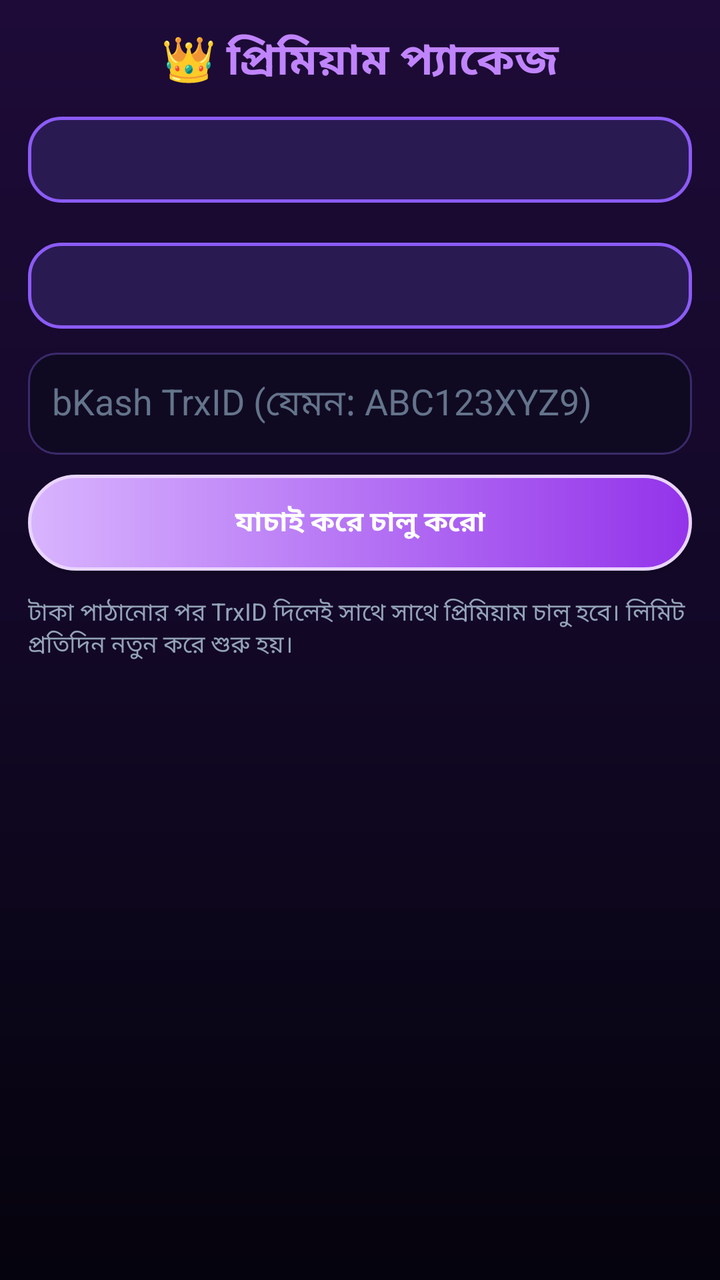
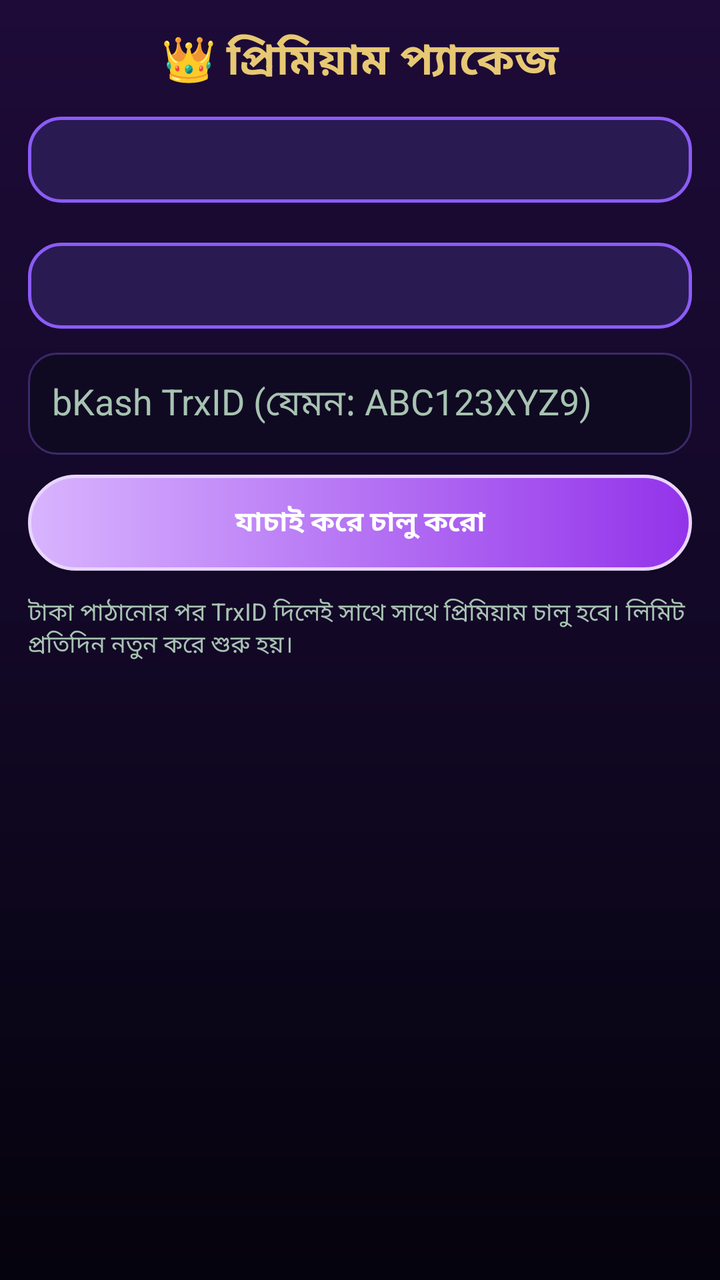

Before-and-after screenshots of an Android layout around one commit, followed by the original layout XML and the change that was made.
<!-- AndroidManifest.xml: application theme AppTheme -->
<!-- res/layout/activity_premium.xml -->
<?xml version="1.0" encoding="utf-8"?>
<ScrollView xmlns:android="http://schemas.android.com/apk/res/android"
    android:layout_width="match_parent"
    android:layout_height="match_parent"
    android:background="@drawable/bg_main"
    android:fillViewport="true">

    <LinearLayout
        android:layout_width="match_parent"
        android:layout_height="wrap_content"
        android:orientation="vertical"
        android:padding="14dp">

        <TextView
            android:layout_width="match_parent"
            android:layout_height="wrap_content"
            android:gravity="center"
            android:text="👑 প্রিমিয়াম প্যাকেজ"
            android:textColor="#C084FC"
            android:textSize="22sp"
            android:textStyle="bold" />

        <TextView
            android:id="@+id/premStatus"
            android:layout_width="match_parent"
            android:layout_height="wrap_content"
            android:layout_marginTop="12dp"
            android:background="@drawable/bg_card"
            android:padding="12dp"
            android:textColor="#E2E8F0"
            android:textSize="14sp" />

        <LinearLayout
            android:id="@+id/premList"
            android:layout_width="match_parent"
            android:layout_height="wrap_content"
            android:layout_marginTop="8dp"
            android:orientation="vertical" />

        <TextView
            android:id="@+id/premBkash"
            android:layout_width="match_parent"
            android:layout_height="wrap_content"
            android:layout_marginTop="12dp"
            android:background="@drawable/bg_card"
            android:padding="12dp"
            android:textColor="#E9D5FF"
            android:textSize="14sp" />

        <EditText
            android:id="@+id/premTrxid"
            android:layout_width="match_parent"
            android:layout_height="wrap_content"
            android:layout_marginTop="12dp"
            android:background="@drawable/bg_input"
            android:hint="bKash TrxID (যেমন: ABC123XYZ9)"
            android:padding="12dp"
            android:textColor="#E8F4FF"
            android:textColorHint="#64748B" />

        <Button
            android:id="@+id/premVerify"
            android:layout_width="match_parent"
            android:layout_height="wrap_content"
            android:layout_marginTop="10dp"
            android:background="@drawable/btn_primary"
            android:text="যাচাই করে চালু করো"
            android:textColor="#FFFFFF"
            android:textStyle="bold" />

        <TextView
            android:layout_width="match_parent"
            android:layout_height="wrap_content"
            android:layout_marginTop="12dp"
            android:text="টাকা পাঠানোর পর TrxID দিলেই সাথে সাথে প্রিমিয়াম চালু হবে। লিমিট প্রতিদিন নতুন করে শুরু হয়।"
            android:textColor="#94A3B8"
            android:textSize="12sp" />

    </LinearLayout>
</ScrollView>
<!-- resources referenced by this layout -->
<resources>
  <!-- drawable bg_card (drawable) -->
  <?xml version="1.0" encoding="utf-8"?>
  <shape xmlns:android="http://schemas.android.com/apk/res/android" android:shape="rectangle">
      <corners android:radius="16dp" />
      <solid android:color="#2A1A52" />
      <stroke android:width="1.5dp" android:color="#8B5CF6" />
  </shape>
  <!-- drawable bg_input (drawable) -->
  <?xml version="1.0" encoding="utf-8"?>
  <shape xmlns:android="http://schemas.android.com/apk/res/android" android:shape="rectangle">
      <corners android:radius="14dp" />
      <solid android:color="#0F0A22" />
      <stroke android:width="1dp" android:color="#3B2A6B" />
  </shape>
  <!-- drawable bg_main (drawable) -->
  <?xml version="1.0" encoding="utf-8"?>
  <shape xmlns:android="http://schemas.android.com/apk/res/android" android:shape="rectangle">
      <gradient
          android:angle="270"
          android:startColor="#1E0B38"
          android:centerColor="#120826"
          android:endColor="#05030D" />
  </shape>
  <!-- drawable btn_primary (drawable) -->
  <?xml version="1.0" encoding="utf-8"?>
  <shape xmlns:android="http://schemas.android.com/apk/res/android" android:shape="rectangle">
      <corners android:radius="28dp" />
      <gradient android:startColor="#D8B4FE" android:endColor="#9333EA" android:angle="0" />
      <stroke android:width="1.5dp" android:color="#E9D5FF" />
  </shape>
  <style name="AppTheme" parent="android:Theme.Material.NoActionBar">
          <item name="android:windowBackground">#05030D</item>
          <item name="android:colorAccent">#A855F7</item>
          <item name="android:statusBarColor">#05030D</item>
          <item name="android:navigationBarColor">#05030D</item>
          <item name="android:windowLightStatusBar">false</item>
      </style>
</resources>

<!-- the commit's change to res/layout/activity_premium.xml (unified diff, before → after) -->
@@ -16,7 +16,7 @@
             android:layout_height="wrap_content"
             android:gravity="center"
             android:text="👑 প্রিমিয়াম প্যাকেজ"
-            android:textColor="#C084FC"
+            android:textColor="#E7C873"
             android:textSize="22sp"
             android:textStyle="bold" />
 
@@ -27,7 +27,7 @@
             android:layout_marginTop="12dp"
             android:background="@drawable/bg_card"
             android:padding="12dp"
-            android:textColor="#E2E8F0"
+            android:textColor="#EDE6D6"
             android:textSize="14sp" />
 
         <LinearLayout
@@ -44,7 +44,7 @@
             android:layout_marginTop="12dp"
             android:background="@drawable/bg_card"
             android:padding="12dp"
-            android:textColor="#E9D5FF"
+            android:textColor="#F3E9C8"
             android:textSize="14sp" />
 
         <EditText
@@ -55,8 +55,8 @@
             android:background="@drawable/bg_input"
             android:hint="bKash TrxID (যেমন: ABC123XYZ9)"
             android:padding="12dp"
-            android:textColor="#E8F4FF"
-            android:textColorHint="#64748B" />
+            android:textColor="#F3E9C8"
+            android:textColorHint="#A8C3B2" />
 
         <Button
             android:id="@+id/premVerify"
@@ -73,7 +73,7 @@
             android:layout_height="wrap_content"
             android:layout_marginTop="12dp"
             android:text="টাকা পাঠানোর পর TrxID দিলেই সাথে সাথে প্রিমিয়াম চালু হবে। লিমিট প্রতিদিন নতুন করে শুরু হয়।"
-            android:textColor="#94A3B8"
+            android:textColor="#A8C3B2"
             android:textSize="12sp" />
 
     </LinearLayout>
